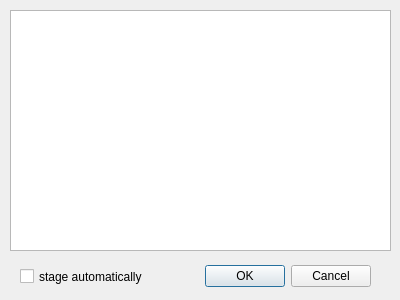
Qt form source/commitmessage.ui (Rolloke/GUI-Apps) before a commit.
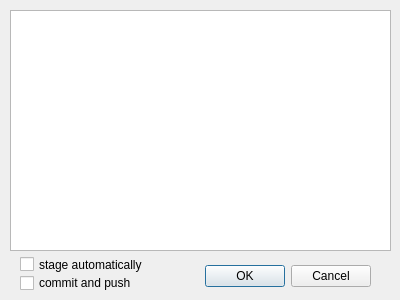
The same form after that commit.

```diff
--- a/source/commitmessage.ui
+++ b/source/commitmessage.ui
@@ -46,9 +46,9 @@
    <property name="geometry">
     <rect>
      <x>20</x>
-     <y>261</y>
+     <y>254</y>
      <width>161</width>
-     <height>31</height>
+     <height>21</height>
     </rect>
    </property>
    <property name="statusTip">
@@ -58,6 +58,19 @@
     <string>stage automatically</string>
    </property>
   </widget>
+  <widget class="QCheckBox" name="ckCommitAndPush">
+   <property name="geometry">
+    <rect>
+     <x>20</x>
+     <y>272</y>
+     <width>161</width>
+     <height>22</height>
+    </rect>
+   </property>
+   <property name="text">
+    <string>commit and push</string>
+   </property>
+  </widget>
  </widget>
  <resources/>
  <connections>
```
